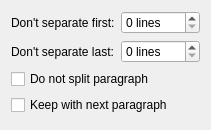
Before: the Qt Designer form scribus/ui/propertywidget_orphansbase.ui in scribusproject/scribus, drawn with Qt 5.
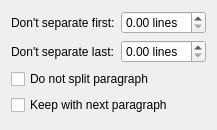
After: the same form once the commit is applied. Custom widgets are drawn as their Qt base class.

Commit message: Fix other cases of ScrSpinBox being declared with wrong base class in ui files

Patch:
```diff
--- a/scribus/ui/propertywidget_orphansbase.ui
+++ b/scribus/ui/propertywidget_orphansbase.ui
@@ -82,7 +82,7 @@
  <customwidgets>
   <customwidget>
    <class>ScrSpinBox</class>
-   <extends>QSpinBox</extends>
+   <extends>QDoubleSpinBox</extends>
    <header location="global">ui/scrspinbox.h</header>
   </customwidget>
  </customwidgets>
```
The commit also changes 10 other files.
